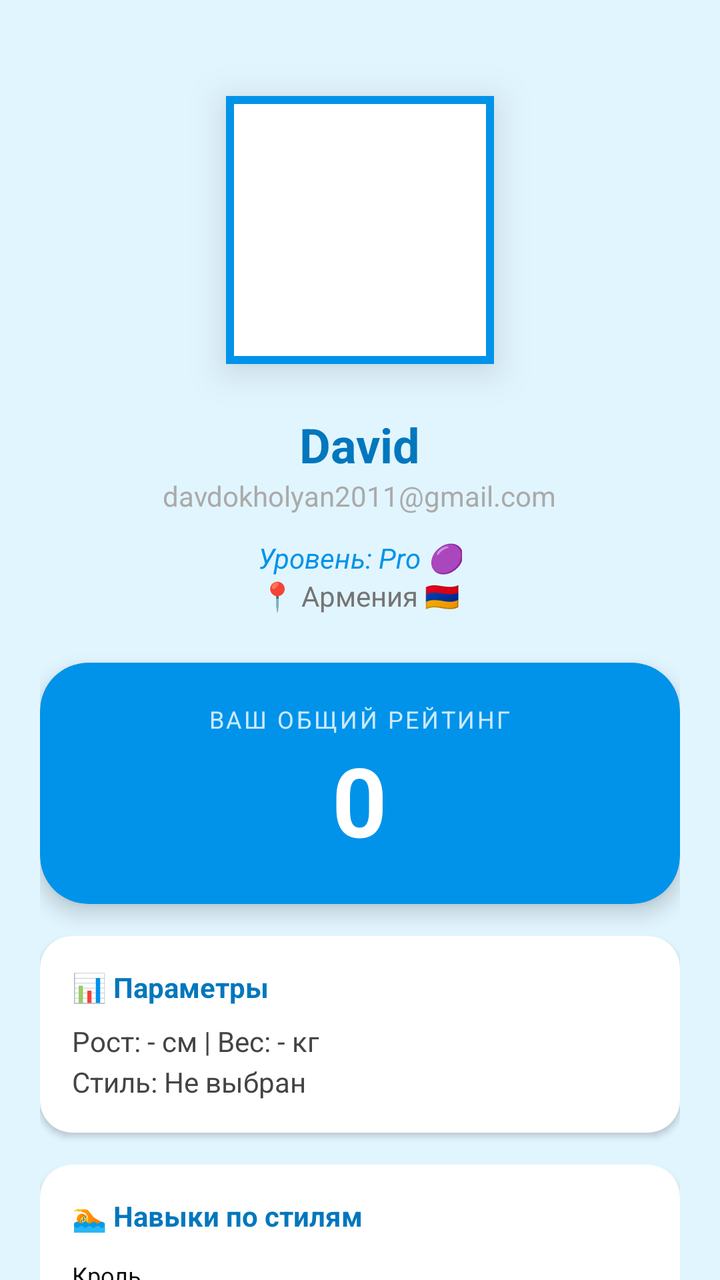
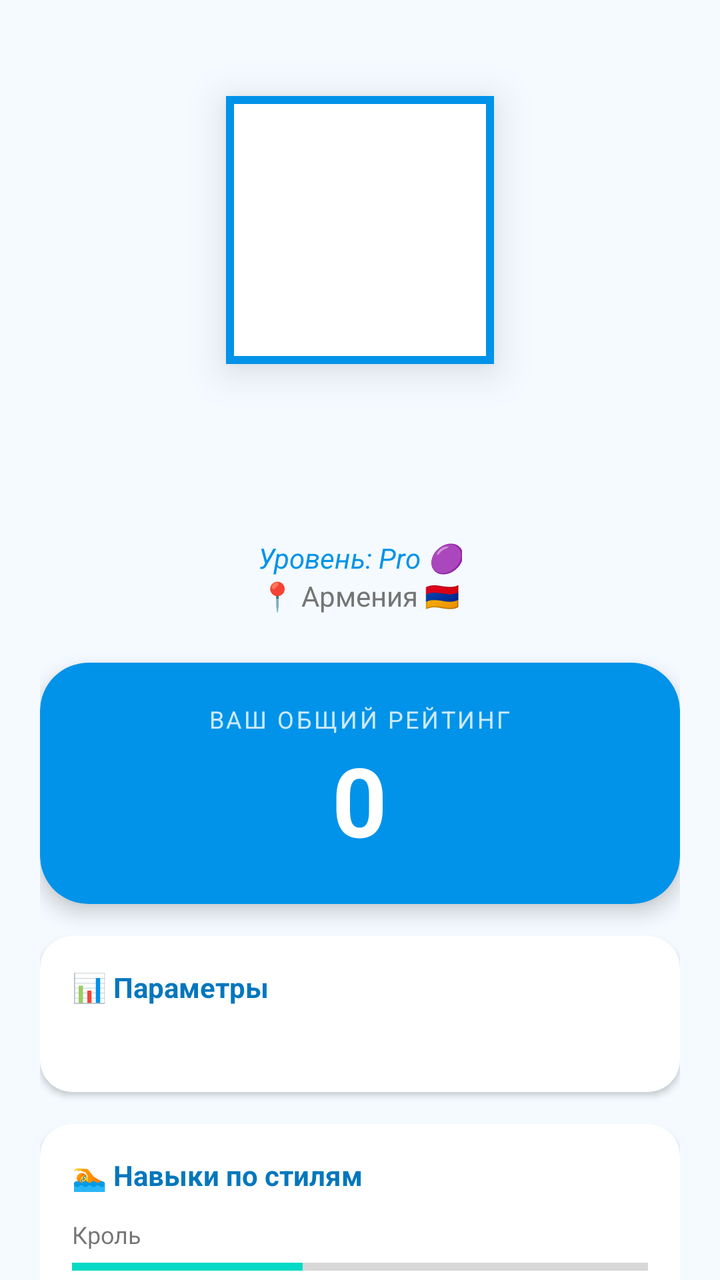

An Android layout rendered at two revisions. The XML below is the earlier revision; the diff shows what the commit changed to produce the second picture.
<!-- AndroidManifest.xml: application theme Theme.AquaTime -->
<!-- res/layout/fragment_profile.xml -->
<?xml version="1.0" encoding="utf-8"?>
<androidx.core.widget.NestedScrollView xmlns:android="http://schemas.android.com/apk/res/android"
    xmlns:app="http://schemas.android.com/apk/res-auto"
    android:layout_width="match_parent"
    android:layout_height="match_parent"
    android:background="@color/aqua_light">

    <LinearLayout
        android:layout_width="match_parent"
        android:layout_height="wrap_content"
        android:gravity="center_horizontal"
        android:orientation="vertical"
        android:padding="20dp">

        <com.google.android.material.imageview.ShapeableImageView
            android:id="@+id/img_avatar"
            android:layout_width="150dp"
            android:layout_height="150dp"
            android:layout_marginTop="20dp"
            android:background="@android:color/white"
            android:elevation="12dp"
            android:padding="10dp"
            android:scaleType="centerInside"
            app:contentPadding="12dp"
            app:shapeAppearanceOverlay="@style/CircleImage"
            app:strokeColor="@color/aqua_primary"
            app:strokeWidth="4dp" />

        <TextView
            android:id="@+id/tv_name"
            android:layout_width="wrap_content"
            android:layout_height="wrap_content"
            android:layout_marginTop="16dp"
            android:text="David"
            android:textColor="@color/aqua_deep"
            android:textSize="24sp"
            android:textStyle="bold" />

        <TextView
            android:id="@+id/tv_email"
            android:layout_width="wrap_content"
            android:layout_height="wrap_content"
            android:layout_marginBottom="12dp"
            android:text="davdokholyan2011@gmail.com"
            android:textColor="@android:color/darker_gray"
            android:textSize="14sp" />

        <TextView
            android:id="@+id/tv_level"
            android:layout_width="wrap_content"
            android:layout_height="wrap_content"
            android:text="Уровень: Pro 🟣"
            android:textColor="@color/aqua_primary"
            android:textStyle="italic" />

        <TextView
            android:id="@+id/tv_country"
            android:layout_width="wrap_content"
            android:layout_height="wrap_content"
            android:text="📍 Армения 🇦🇲"
            android:textColor="#757575"
            android:textSize="14sp" />

        <com.google.android.material.card.MaterialCardView
            android:layout_width="match_parent"
            android:layout_height="wrap_content"
            android:layout_marginTop="24dp"
            app:cardBackgroundColor="@color/aqua_primary"
            app:cardCornerRadius="24dp"
            app:cardElevation="6dp">

            <LinearLayout
                android:layout_width="match_parent"
                android:layout_height="wrap_content"
                android:gravity="center"
                android:orientation="vertical"
                android:padding="20dp">

                <TextView
                    android:layout_width="wrap_content"
                    android:layout_height="wrap_content"
                    android:letterSpacing="0.1"
                    android:text="ВАШ ОБЩИЙ РЕЙТИНГ"
                    android:textColor="#CCFFFFFF"
                    android:textSize="12sp" />

                <TextView
                    android:id="@+id/tv_main_rating"
                    android:layout_width="wrap_content"
                    android:layout_height="wrap_content"
                    android:text="0"
                    android:textColor="@android:color/white"
                    android:textSize="48sp"
                    android:textStyle="bold" />
            </LinearLayout>
        </com.google.android.material.card.MaterialCardView>

        <com.google.android.material.card.MaterialCardView
            android:layout_width="match_parent"
            android:layout_height="wrap_content"
            android:layout_marginTop="16dp"
            app:cardCornerRadius="16dp"
            app:cardElevation="2dp">

            <LinearLayout
                android:layout_width="match_parent"
                android:layout_height="wrap_content"
                android:orientation="vertical"
                android:padding="16dp">

                <TextView
                    android:layout_width="wrap_content"
                    android:layout_height="wrap_content"
                    android:layout_marginBottom="8dp"
                    android:text="📊 Параметры"
                    android:textColor="@color/aqua_deep"
                    android:textStyle="bold" />

                <TextView
                    android:id="@+id/tv_age_weight"
                    android:layout_width="wrap_content"
                    android:layout_height="wrap_content"
                    android:lineSpacingExtra="4dp"
                    android:text="Рост: - см | Вес: - кг\nСтиль: Не выбран"
                    android:textColor="#444444" />
            </LinearLayout>
        </com.google.android.material.card.MaterialCardView>

        <com.google.android.material.card.MaterialCardView
            android:layout_width="match_parent"
            android:layout_height="wrap_content"
            android:layout_marginTop="16dp"
            app:cardCornerRadius="16dp"
            app:cardElevation="2dp">

            <LinearLayout
                android:layout_width="match_parent"
                android:layout_height="wrap_content"
                android:orientation="vertical"
                android:padding="16dp">

                <TextView
                    android:layout_width="wrap_content"
                    android:layout_height="wrap_content"
                    android:layout_marginBottom="12dp"
                    android:text="🏊 Навыки по стилям"
                    android:textColor="@color/aqua_deep"
                    android:textStyle="bold" />

                <TextView
                    android:layout_width="wrap_content"
                    android:layout_height="wrap_content"
                    android:text="Кроль"
                    android:textSize="12sp" />

                <ProgressBar
                    android:id="@+id/pb_freestyle"
                    style="?android:attr/progressBarStyleHorizontal"
                    android:layout_width="match_parent"
                    android:layout_height="wrap_content"
                    android:layout_marginBottom="8dp"
                    android:progress="40" />

                <TextView
                    android:layout_width="wrap_content"
                    android:layout_height="wrap_content"
                    android:text="Брасс"
                    android:textSize="12sp" />

                <ProgressBar
                    android:id="@+id/pb_breast"
                    style="?android:attr/progressBarStyleHorizontal"
                    android:layout_width="match_parent"
                    android:layout_height="wrap_content"
                    android:layout_marginBottom="8dp"
                    android:progress="20" />

                <TextView
                    android:layout_width="wrap_content"
                    android:layout_height="wrap_content"
                    android:text="Баттерфляй"
                    android:textSize="12sp" />

                <ProgressBar
                    android:id="@+id/pb_fly"
                    style="?android:attr/progressBarStyleHorizontal"
                    android:layout_width="match_parent"
                    android:layout_height="wrap_content"
                    android:progress="10" />
            </LinearLayout>
        </com.google.android.material.card.MaterialCardView>

        <Button
            android:id="@+id/btn_edit_profile"
            style="@style/Widget.MaterialComponents.Button.OutlinedButton"
            android:layout_width="match_parent"
            android:layout_height="55dp"
            android:layout_marginTop="24dp"
            android:text="✏️ Редактировать"
            app:cornerRadius="12dp"
            app:strokeColor="@color/aqua_primary" />

        <Button
            android:id="@+id/btn_logout"
            style="@style/Widget.MaterialComponents.Button.TextButton"
            android:layout_width="match_parent"
            android:layout_height="wrap_content"
            android:layout_marginTop="8dp"
            android:text="Выйти из аккаунта"
            android:textColor="#FF5252" />

        <View
            android:layout_width="match_parent"
            android:layout_height="50dp" />

    </LinearLayout>
</androidx.core.widget.NestedScrollView>
<!-- resources referenced by this layout -->
<resources>
  <color name="aqua_deep">#0277BD</color>
  <color name="aqua_light">#E1F5FE</color>
  <color name="aqua_primary">#0093E9</color>
  <style name="Theme.AquaTime" parent="Theme.MaterialComponents.DayNight.NoActionBar">
          
          <item name="colorPrimary">@color/aqua_primary</item>
          <item name="colorPrimaryVariant">@color/aqua_secondary</item>
          <item name="colorOnPrimary">@android:color/white</item>
  
          <item name="colorSecondary">@color/aqua_accent</item>
          <item name="colorSecondaryVariant">@color/aqua_primary</item>
          <item name="colorOnSecondary">@android:color/white</item>
  
          
          <item name="android:colorBackground">@color/background_light</item>
  
          
          <item name="android:textColor">@color/text_primary</item>
      </style>
  <color name="aqua_secondary">#80D0C7</color>
  <color name="aqua_accent">#0077B6</color>
  <color name="background_light">#F4FAFF</color>
  <color name="text_primary">#0D0D0D</color>
</resources>

<!-- the commit's change to res/layout/fragment_profile.xml (unified diff, before → after) -->
@@ -3,7 +3,7 @@
     xmlns:app="http://schemas.android.com/apk/res-auto"
     android:layout_width="match_parent"
     android:layout_height="match_parent"
-    android:background="@color/aqua_light">
+    android:background="?android:attr/windowBackground">
 
     <LinearLayout
         android:layout_width="match_parent"
@@ -31,7 +31,6 @@
             android:layout_width="wrap_content"
             android:layout_height="wrap_content"
             android:layout_marginTop="16dp"
-            android:text="David"
             android:textColor="@color/aqua_deep"
             android:textSize="24sp"
             android:textStyle="bold" />
@@ -41,7 +40,6 @@
             android:layout_width="wrap_content"
             android:layout_height="wrap_content"
             android:layout_marginBottom="12dp"
-            android:text="davdokholyan2011@gmail.com"
             android:textColor="@android:color/darker_gray"
             android:textSize="14sp" />
 
@@ -49,7 +47,7 @@
             android:id="@+id/tv_level"
             android:layout_width="wrap_content"
             android:layout_height="wrap_content"
-            android:text="Уровень: Pro 🟣"
+            android:text="@string/profile_level_pro"
             android:textColor="@color/aqua_primary"
             android:textStyle="italic" />
 
@@ -57,7 +55,7 @@
             android:id="@+id/tv_country"
             android:layout_width="wrap_content"
             android:layout_height="wrap_content"
-            android:text="📍 Армения 🇦🇲"
+            android:text="@string/profile_location"
             android:textColor="#757575"
             android:textSize="14sp" />
 
@@ -80,7 +78,7 @@
                     android:layout_width="wrap_content"
                     android:layout_height="wrap_content"
                     android:letterSpacing="0.1"
-                    android:text="ВАШ ОБЩИЙ РЕЙТИНГ"
+                    android:text="@string/profile_rating_label"
                     android:textColor="#CCFFFFFF"
                     android:textSize="12sp" />
 
@@ -112,7 +110,7 @@
                     android:layout_width="wrap_content"
                     android:layout_height="wrap_content"
                     android:layout_marginBottom="8dp"
-                    android:text="📊 Параметры"
+                    android:text="@string/profile_params_title"
                     android:textColor="@color/aqua_deep"
                     android:textStyle="bold" />
 
@@ -121,7 +119,6 @@
                     android:layout_width="wrap_content"
                     android:layout_height="wrap_content"
                     android:lineSpacingExtra="4dp"
-                    android:text="Рост: - см | Вес: - кг\nСтиль: Не выбран"
                     android:textColor="#444444" />
             </LinearLayout>
         </com.google.android.material.card.MaterialCardView>
@@ -143,14 +140,14 @@
                     android:layout_width="wrap_content"
                     android:layout_height="wrap_content"
                     android:layout_marginBottom="12dp"
-                    android:text="🏊 Навыки по стилям"
+                    android:text="@string/profile_skills_title"
                     android:textColor="@color/aqua_deep"
                     android:textStyle="bold" />
 
                 <TextView
                     android:layout_width="wrap_content"
                     android:layout_height="wrap_content"
-                    android:text="Кроль"
+                    android:text="@string/style_freestyle"
                     android:textSize="12sp" />
 
                 <ProgressBar
@@ -164,7 +161,7 @@
                 <TextView
                     android:layout_width="wrap_content"
                     android:layout_height="wrap_content"
-                    android:text="Брасс"
+                    android:text="@string/style_breaststroke"
                     android:textSize="12sp" />
 
                 <ProgressBar
@@ -178,7 +175,7 @@
                 <TextView
                     android:layout_width="wrap_content"
                     android:layout_height="wrap_content"
-                    android:text="Баттерфляй"
+                    android:text="@string/style_butterfly"
                     android:textSize="12sp" />
 
                 <ProgressBar
@@ -196,7 +193,17 @@
             android:layout_width="match_parent"
             android:layout_height="55dp"
             android:layout_marginTop="24dp"
-            android:text="✏️ Редактировать"
+            android:text="@string/btn_edit"
+            app:cornerRadius="12dp"
+            app:strokeColor="@color/aqua_primary" />
+
+        <Button
+            android:id="@+id/btn_settings"
+            style="@style/Widget.MaterialComponents.Button.OutlinedButton"
+            android:layout_width="match_parent"
+            android:layout_height="55dp"
+            android:layout_marginTop="12dp"
+            android:text="@string/btn_settings"
             app:cornerRadius="12dp"
             app:strokeColor="@color/aqua_primary" />
 
@@ -206,7 +213,7 @@
             android:layout_width="match_parent"
             android:layout_height="wrap_content"
             android:layout_marginTop="8dp"
-            android:text="Выйти из аккаунта"
+            android:text="@string/btn_logout"
             android:textColor="#FF5252" />
 
         <View
<!-- resource entries referenced after the edit -->
@@ -1,26 +1,31 @@
 <!-- resources referenced by this layout -->
 <resources>
   <color name="aqua_deep">#0277BD</color>
-  <color name="aqua_light">#E1F5FE</color>
   <color name="aqua_primary">#0093E9</color>
+  <string name="btn_edit">✏️ Редактировать</string>
+  <string name="btn_logout">Выйти из аккаунта</string>
+  <string name="btn_settings">⚙️ Настройки</string>
+  <string name="profile_level_pro">Уровень: Pro 🟣</string>
+  <string name="profile_location">📍 Армения 🇦🇲</string>
+  <string name="profile_params_title">📊 Параметры</string>
+  <string name="profile_rating_label">ВАШ ОБЩИЙ РЕЙТИНГ</string>
+  <string name="profile_skills_title">🏊 Навыки по стилям</string>
+  <string name="style_breaststroke">Брасс</string>
+  <string name="style_butterfly">Баттерфляй</string>
+  <string name="style_freestyle">Кроль</string>
   <style name="Theme.AquaTime" parent="Theme.MaterialComponents.DayNight.NoActionBar">
-          
+  
           <item name="colorPrimary">@color/aqua_primary</item>
           <item name="colorPrimaryVariant">@color/aqua_secondary</item>
           <item name="colorOnPrimary">@android:color/white</item>
   
-          <item name="colorSecondary">@color/aqua_accent</item>
-          <item name="colorSecondaryVariant">@color/aqua_primary</item>
-          <item name="colorOnSecondary">@android:color/white</item>
   
-          
+          <item name="android:windowBackground">@color/background_light</item>
           <item name="android:colorBackground">@color/background_light</item>
   
-          
-          <item name="android:textColor">@color/text_primary</item>
+          <item name="android:textColorPrimary">@color/text_primary</item>
       </style>
   <color name="aqua_secondary">#80D0C7</color>
-  <color name="aqua_accent">#0077B6</color>
   <color name="background_light">#F4FAFF</color>
   <color name="text_primary">#0D0D0D</color>
 </resources>
